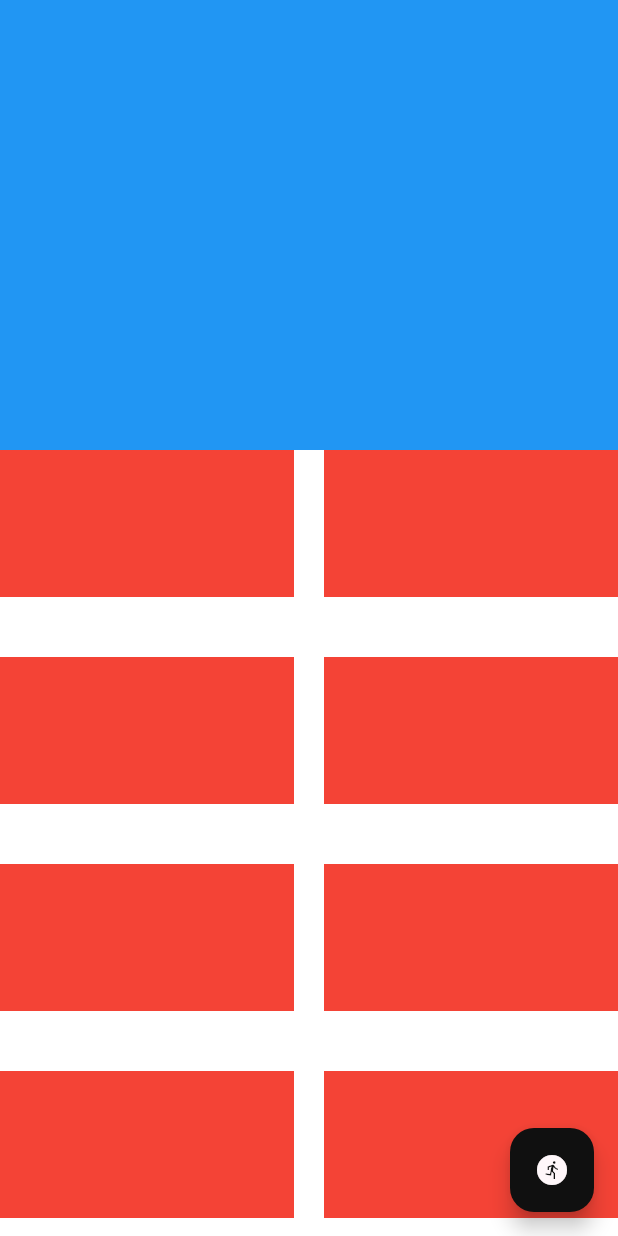
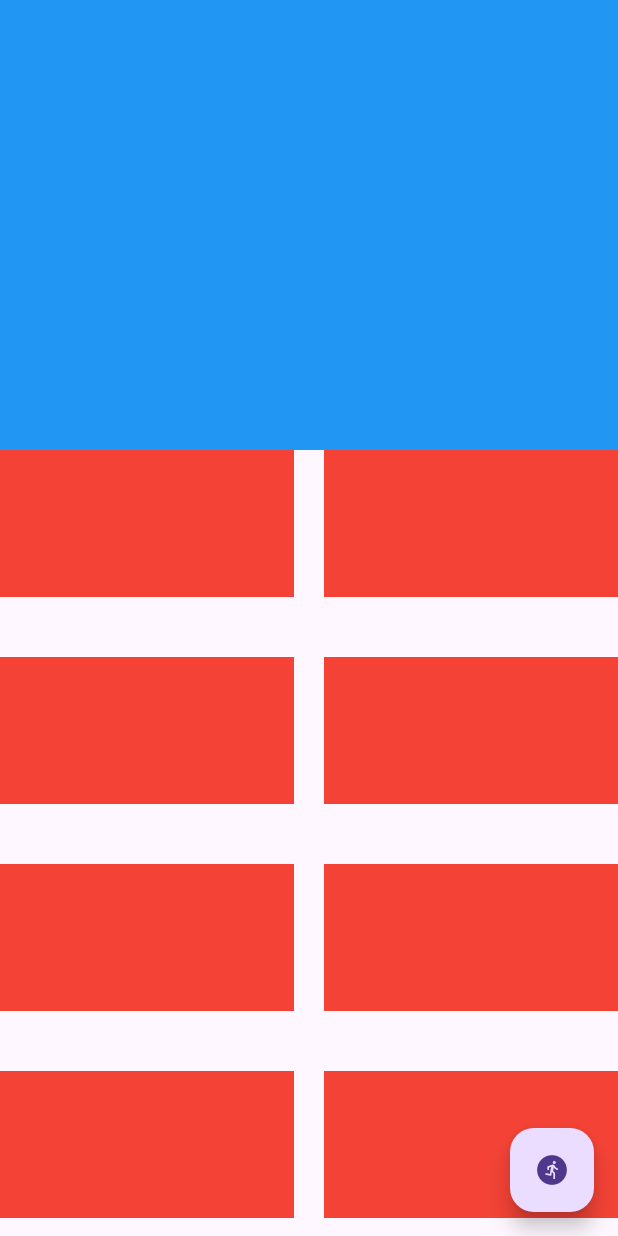
Before and after one commit to kevinwu352/memchip, a Flutter app: the screen it shows after launch, on a phone screen of 412 x 824 dp. Run offline on Flutter 3.47's test engine with Material 3 defaults, Android fonts, the phone set to English and light mode, and no system bars; our stand-ins replace flutter_secure_storage, go_router, hive; accounts and stored records are empty.

Commit message:
add colors

```diff
--- a/lib/main.dart
+++ b/lib/main.dart
@@ -5,7 +5,7 @@ import '/l10n/localizations.dart';
 import '/core/core.dart';
 import '/storage/storage.dart';
 import '/network/network.dart';
-import '/theme/theme.dart';
+// import '/theme/theme.dart';
 import '/ui/router.dart';
 import '/utils/download_manager.dart';
 
@@ -47,14 +47,14 @@ class MyApp extends StatelessWidget {
   @override
   Widget build(BuildContext context) {
     final language = context.select((Defaults v) => v.language);
-    final theme = context.select((Defaults v) => v.theme);
+    // final theme = context.select((Defaults v) => v.theme);
     return MaterialApp.router(
       localizationsDelegates: AppLocalizations.localizationsDelegates,
       supportedLocales: AppLocalizations.supportedLocales,
       locale: language,
-      theme: ThemeData(colorScheme: MySchemes.light),
-      darkTheme: ThemeData(colorScheme: MySchemes.dark),
-      themeMode: theme,
+      // theme: ThemeData(colorScheme: MySchemes.light),
+      // darkTheme: ThemeData(colorScheme: MySchemes.dark),
+      // themeMode: theme,
       routerConfig: router(),
     );
   }
--- a/lib/theme/colors.dart
+++ b/lib/theme/colors.dart
@@ -7,41 +7,29 @@ import 'package:flutter/material.dart';
 // MyColors.xxx           => single color
 
 abstract final class MyColors {
-  static const viewBgs = [Colors.green, Colors.red];
-  static Color viewBg(BuildContext context) => viewBgs[Theme.of(context).brightness.index];
+  static const white100 = Color(0xFFFFFFFF);
+  static const white80 = Color(0xFFFFFFFF);
 
-  static const black1 = Color(0xFF101010);
-  static const white1 = Color(0xFFFFF7FA);
-  static const grey1 = Color(0xFFF2F2F2);
-  static const grey2 = Color(0xFF4D4D4D);
-  static const grey3 = Color(0xFFA4A4A4);
-  static const whiteTransparent = Color(0x4DFFFFFF); // Figma rgba(255, 255, 255, 0.3)
-  static const blackTransparent = Color(0x4D000000);
-  static const red1 = Color(0xFFE74C3C);
+  static const gray100 = Color(0xFFFAFAFA);
+  static const gray200 = Color(0xFFF5F5F5);
+  static const gray300 = Color(0xFFE5E5E5);
+  static const gray400 = Color(0xFFD4D4D4);
+  static const gray500 = Color(0xFFA3A3A3);
+  static const gray600 = Color(0xFF525252);
+  static const gray700 = Color(0xFF262626);
+  static const gray800 = Color(0xFF171717);
+
+  static const violet00 = Color(0xFFEEF0FF);
+  static const violet50 = Color(0xFFC7CDFF);
+  static const violet100 = Color(0xFFAEB6F7);
+  static const violet200 = Color(0xFFA6ACFA);
+  static const violet250 = Color(0xFFA6ACFA);
+  static const violet300 = Color(0xFF7E80D7);
+
+  static const orange100 = Color(0xFFFFE9DA);
+  static const orange200 = Color(0xFFFFC59D);
+  static const orange300 = Color(0xFFFBB383);
+  static const orange400 = Color(0xFFFEA263);
+
+  static const logo = Color(0xFFC8122D);
 }
-
-abstract final class MySchemes {
-  static const light = ColorScheme(
-    brightness: Brightness.light,
-    primary: MyColors.black1,
-    onPrimary: MyColors.white1,
-    secondary: Colors.red, // MyColors.black1
-    onSecondary: MyColors.white1,
-    error: Colors.white,
-    onError: Colors.red,
-    surface: Colors.white,
-    onSurface: MyColors.black1,
-  );
-
-  static const dark = ColorScheme(
-    brightness: Brightness.dark,
-    primary: MyColors.white1,
-    onPrimary: MyColors.black1,
-    secondary: Colors.green, // MyColors.white1
-    onSecondary: MyColors.black1,
-    error: Colors.black,
-    onError: MyColors.red1,
-    surface: MyColors.black1,
-    onSurface: Colors.white,
-  );
-}
```
